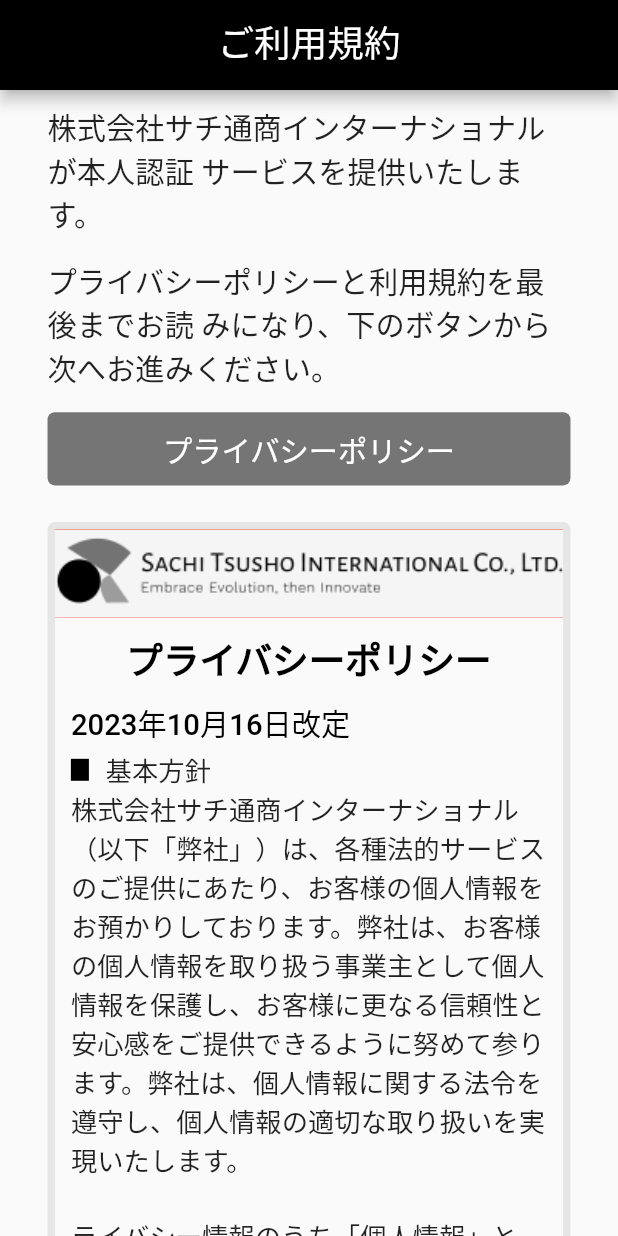
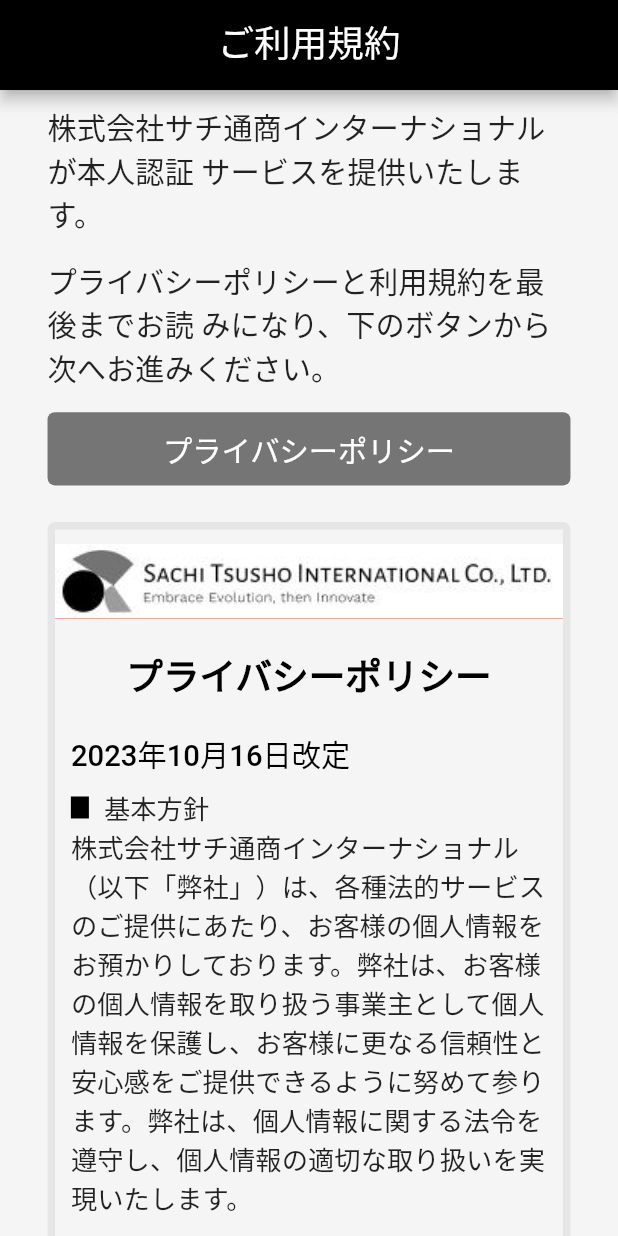
Before and after one commit to hello-world-was-taken/upwork-hassan, a Flutter app: the screen it shows after launch, on a phone screen of 412 x 824 dp. Run offline on Flutter 3.47's test engine with Material 2 defaults, Android fonts, the phone set to English and light mode, and no system bars; our stand-ins replace cached_network_image, flutter_screenutil.

Commit message:
photo added

```diff
--- a/lib/features/pages/presentation/agreement.dart
+++ b/lib/features/pages/presentation/agreement.dart
@@ -46,7 +46,8 @@
       super.dispose();
     }
 
-    return Stack(children: [
+    return Scaffold(
+      body: Stack(children: [
         Positioned(
           child: customAppBar(),
           top: 0.h,
@@ -223,7 +224,8 @@
             )),
           ),
         )
-    ]);
+      ]),
+    );
   }
 }
 
--- a/lib/features/pages/presentation/terms_and_conditions.dart
+++ b/lib/features/pages/presentation/terms_and_conditions.dart
@@ -1,5 +1,6 @@
 import 'package:flutter/material.dart';
 import 'package:flutter_screenutil/flutter_screenutil.dart';
+import 'package:upwork_hassan/features/pages/presentation/agreement.dart';
 import 'package:upwork_hassan/features/pages/presentation/widgets/app_bar.dart';
 import 'package:upwork_hassan/features/pages/presentation/widgets/round_bullet_text.dart';
 import 'package:upwork_hassan/features/pages/presentation/widgets/square_bullet_and_text_widget.dart';
@@ -16,7 +17,9 @@
   @override
   Widget build(BuildContext context) {
     return SafeArea(
+
       child: Scaffold(
+        backgroundColor: Color(0XFFf5f5f5),
         appBar: CustomAppBar(),
         body: SingleChildScrollView(
           child: Column(
@@ -73,12 +76,12 @@
                         crossAxisAlignment: CrossAxisAlignment.start,
                         children: [
                           Container(
+                            margin: EdgeInsets.symmetric(vertical: 10.h),
                             width: double.infinity,
                             color: Colors.red,
                             child: Image.asset(
-                              "assets/images/logo_and_name.png",
+                              "assets/images/new.jpg",
                               width: 300.w,
-                              height: 60.h,
                               fit: BoxFit.cover,
                             ),
                           ),
@@ -101,7 +104,7 @@
                               crossAxisAlignment: CrossAxisAlignment.start,
                               children: [
                                 Container(
-                                  margin: EdgeInsets.only(bottom: 5.h),
+                                  margin: EdgeInsets.symmetric(vertical: 10.h),
                                   child: Text(
                                     "2023年10月16日改定",
                                     style: TextStyle(
@@ -182,7 +185,10 @@
                 height: 70.h,
                 child: ElevatedButton(
                   onPressed: () {
-                    // Add your desired functionality here
+                      Navigator.push(
+    context,
+    MaterialPageRoute(builder: (context) => const Agreement()),
+  );
                   },
                   style: ButtonStyle(
                     backgroundColor:
--- a/lib/features/pages/presentation/widgets/round_bullet_text.dart
+++ b/lib/features/pages/presentation/widgets/round_bullet_text.dart
@@ -11,7 +11,7 @@
       crossAxisAlignment: CrossAxisAlignment.start,
       children: [
         Container(
-          margin: EdgeInsets.only(right: 5.w.w, top: 10.h),
+          margin: EdgeInsets.only(right: 5.w, top: 10.h),
           child: CircleAvatar(
             radius: 3.r,
             backgroundColor: Colors.black,
--- a/lib/features/pages/presentation/widgets/square_bullet_and_text_widget.dart
+++ b/lib/features/pages/presentation/widgets/square_bullet_and_text_widget.dart
@@ -11,7 +11,7 @@
       crossAxisAlignment: CrossAxisAlignment.start,
       children: [
         Container(
-          margin: EdgeInsets.only(right: 10.w.w, top: 5.h),
+          margin: EdgeInsets.only(right: 10, top: 5.h),
           color: Colors.black,
           width: 12,
           height: 15.h,
--- a/lib/main.dart
+++ b/lib/main.dart
@@ -18,7 +18,8 @@
       designSize: Size(390, 844),
       child: MaterialApp(
         debugShowCheckedModeBanner: false,
-        home: Scaffold(body: TermsAndConditions()),
+        home: TermsAndConditions()
+
       ),
     );
   }
```
Also changed, not shown: assets/images/logo_and_name.png, assets/images/new.jpg (added). Lines whose indentation alone changed are shown as unchanged.
